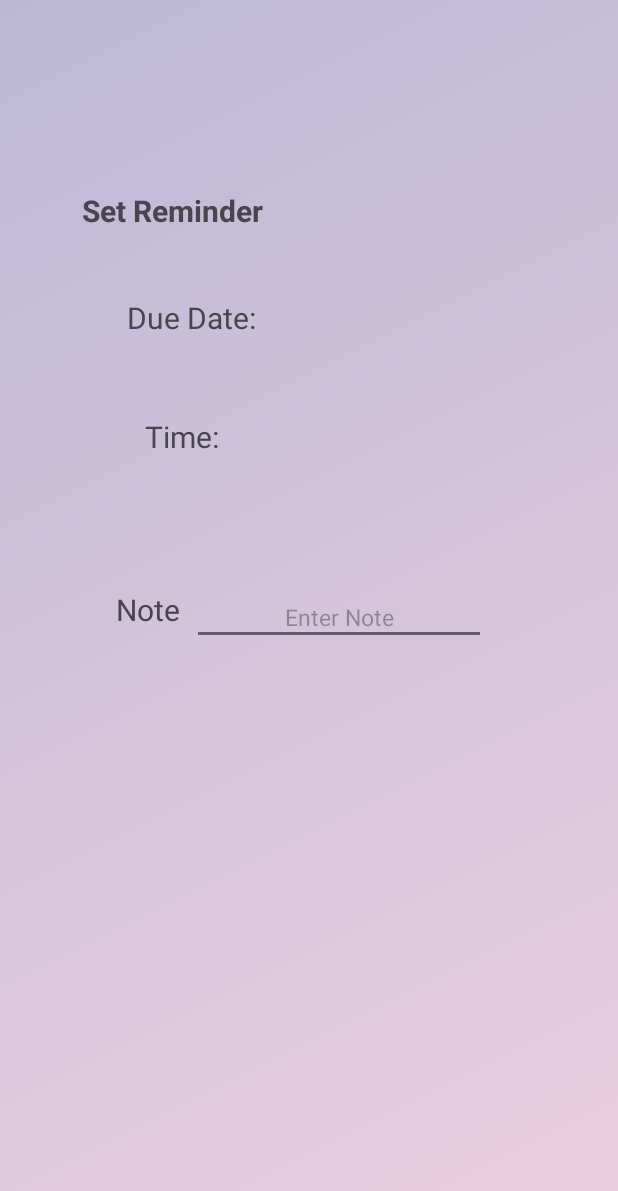
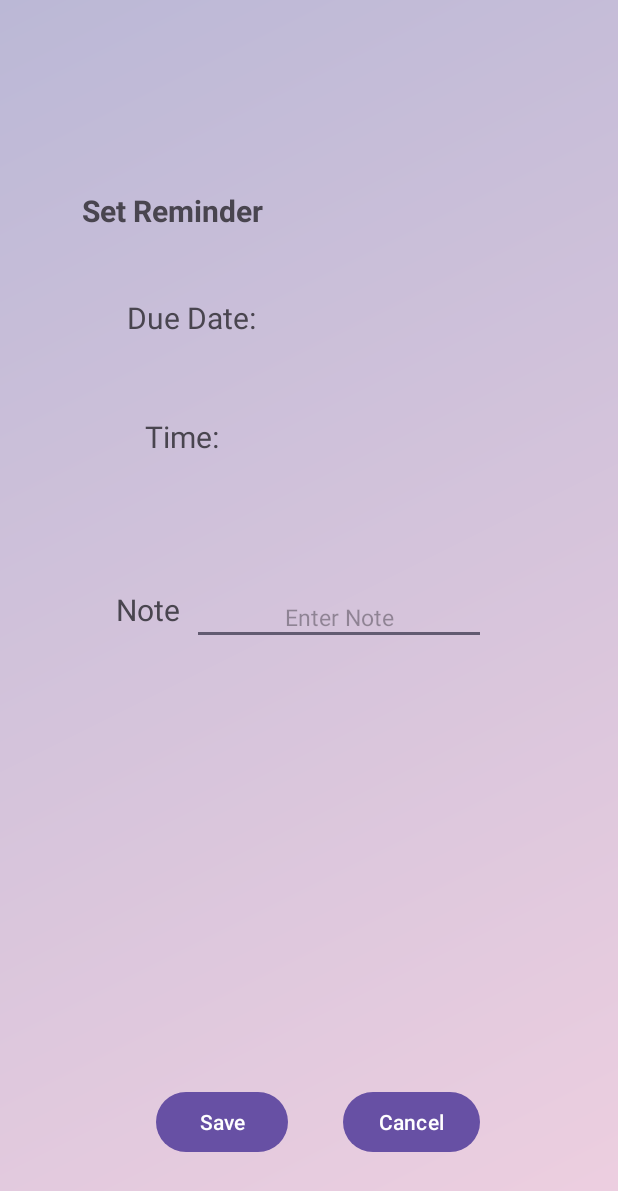
Before and after one commit to leslyVillanueva1020/Project2, an Android app: the Reminder screen opened directly, with no data from a screen before it, on a phone screen of 412 x 824 dp. Shown: the top 1191 px of the screen. Run offline under Robolectric (Android 15) with nearby library versions, the phone set to English and light mode, and no system bars.

Commit message:
added the cancel and save button

```diff
--- a/app/src/main/res/layout/activity_reminder.xml
+++ b/app/src/main/res/layout/activity_reminder.xml
@@ -79,7 +79,31 @@
         app:layout_constraintStart_toEndOf="@+id/noteText"
         app:layout_constraintTop_toBottomOf="@+id/noteText"
         />
-
+    <!-- Save Button -->
+    <Button
+        android:id="@+id/saveButton"
+        android:layout_width="wrap_content"
+        android:layout_height="wrap_content"
+        android:text="Save"
+        app:layout_constraintBottom_toBottomOf="parent"
+        app:layout_constraintEnd_toEndOf="parent"
+        app:layout_constraintHorizontal_bias="0.321"
+        app:layout_constraintStart_toStartOf="parent"
+        app:layout_constraintTop_toTopOf="parent"
+        app:layout_constraintVertical_bias="0.933" />
+    <!-- Cancel Button-->
+    <Button
+        android:id="@+id/cancelButton"
+        android:layout_width="wrap_content"
+        android:layout_height="wrap_content"
+        android:layout_marginEnd="92dp"
+        android:text="Cancel"
+        app:layout_constraintBottom_toBottomOf="@id/saveButton"
+        app:layout_constraintEnd_toEndOf="parent"
+        app:layout_constraintHorizontal_bias="1.0"
+        app:layout_constraintStart_toEndOf="@id/saveButton"
+        app:layout_constraintTop_toTopOf="@+id/saveButton"
+        app:layout_constraintVertical_bias="0.0" />
 
 
 
```
